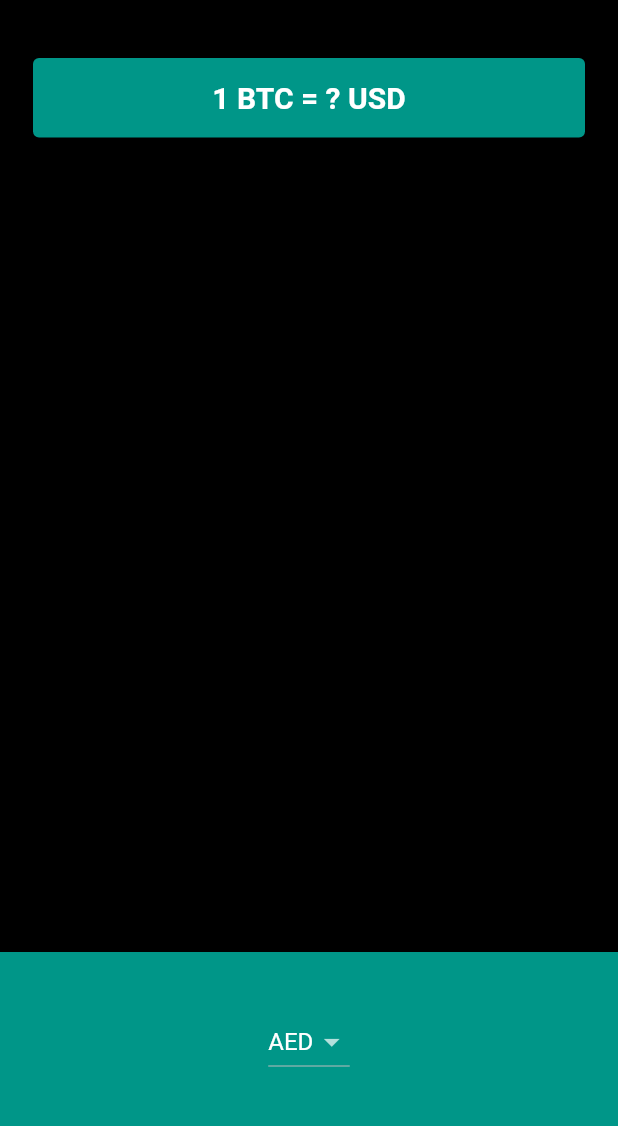
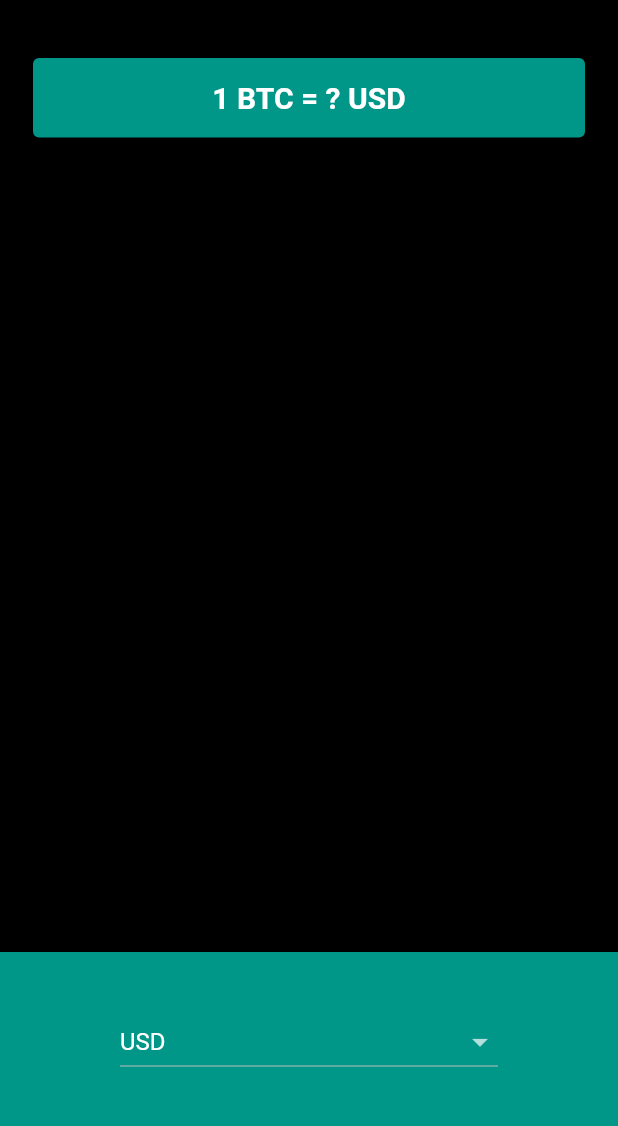
Before and after one commit to Yabish/bitcoin-ticker, a Flutter app: the screen it shows after launch, on a phone screen of 412 x 824 dp, the part 59-1185 px from its top. Run offline on Flutter 3.47's test engine with Material 2 defaults, Android fonts, the phone set to English and light mode, and no system bars.

```diff
--- a/lib/screens/home_screen.dart
+++ b/lib/screens/home_screen.dart
@@ -1,6 +1,7 @@
 import 'package:bitcoin_ticker/services/coin_data.dart';
 import 'package:flutter/cupertino.dart';
 import 'package:flutter/material.dart';
+import 'dart:io' show Platform;
 
 class HomeScreen extends StatefulWidget {
   const HomeScreen({Key? key}) : super(key: key);
@@ -10,17 +11,52 @@ class HomeScreen extends StatefulWidget {
 }
 
 class _HomeScreenState extends State<HomeScreen> {
-  String selectedDropDown = 'AED';
+  String selectedDropDown = 'USD';
 
-  void getDropdownItems() {
-    for (var i = 0; i < currenciesList.length; i++) {
-      print(currenciesList[i]);
+  DropdownButton<String> getAndroidDropdown() {
+    List<DropdownMenuItem<String>> dropdownItems = [];
+    for (String currency in currenciesList) {
+      DropdownMenuItem<String> newItem = DropdownMenuItem(
+        child: Text(
+          currency,
+        ),
+        value: currency,
+      );
+
+      dropdownItems.add(newItem);
     }
+
+    return DropdownButton<String>(
+      value: selectedDropDown,
+      isExpanded: true,
+      items: dropdownItems,
+      onChanged: (value) {
+        setState(() {
+          selectedDropDown = value.toString();
+        });
+      },
+    );
+  }
+
+  CupertinoPicker getIOSPicker() {
+    List<Text> pickerItems = [];
+
+    for (String currency in currenciesList) {
+      pickerItems.add(
+        Text(currency),
+      );
+    }
+
+    return CupertinoPicker(
+      backgroundColor: Colors.teal,
+      itemExtent: 32,
+      onSelectedItemChanged: (selected) {},
+      children: pickerItems,
+    );
   }
 
   @override
   Widget build(BuildContext context) {
-    getDropdownItems();
     return Scaffold(
       appBar: AppBar(
         title: const Text('Coin Ticker'),
@@ -57,34 +93,9 @@ class _HomeScreenState extends State<HomeScreen> {
             alignment: Alignment.center,
             padding: const EdgeInsets.only(bottom: 30),
             color: Colors.teal,
-            child: DropdownButton<String>(
-              value: selectedDropDown,
-              items: const [
-                DropdownMenuItem(
-                  child: Text(
-                    'USD',
-                  ),
-                  value: "USD",
-                ),
-                DropdownMenuItem(
-                  child: Text(
-                    'INR',
-                  ),
-                  value: "INR",
-                ),
-                DropdownMenuItem(
-                  child: Text(
-                    'AED',
-                  ),
-                  value: "AED",
-                ),
-              ],
-              onChanged: (value) {
-                print(value);
-                setState(() {
-                  selectedDropDown = value.toString();
-                });
-              },
+            child: Padding(
+              padding: const EdgeInsets.symmetric(horizontal: 80.0),
+              child: Platform.isIOS ? getIOSPicker() : getAndroidDropdown(),
             ),
           ),
         ],
```
